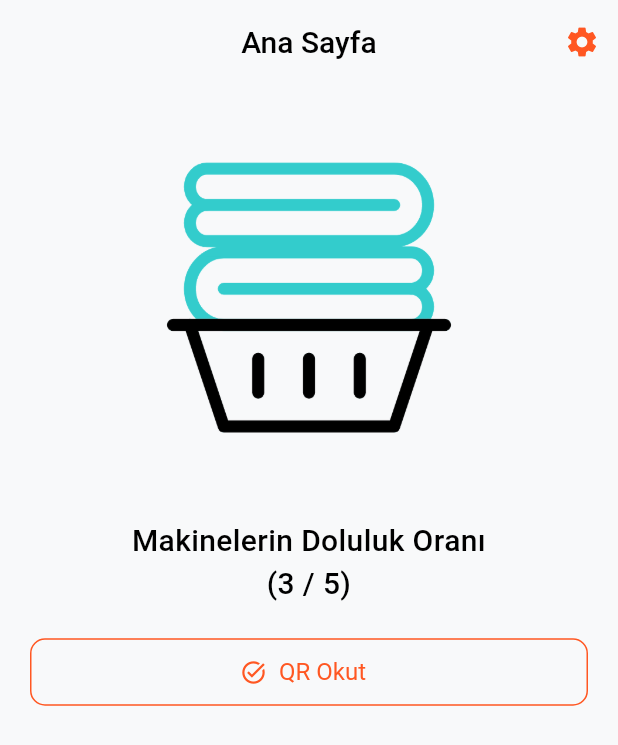
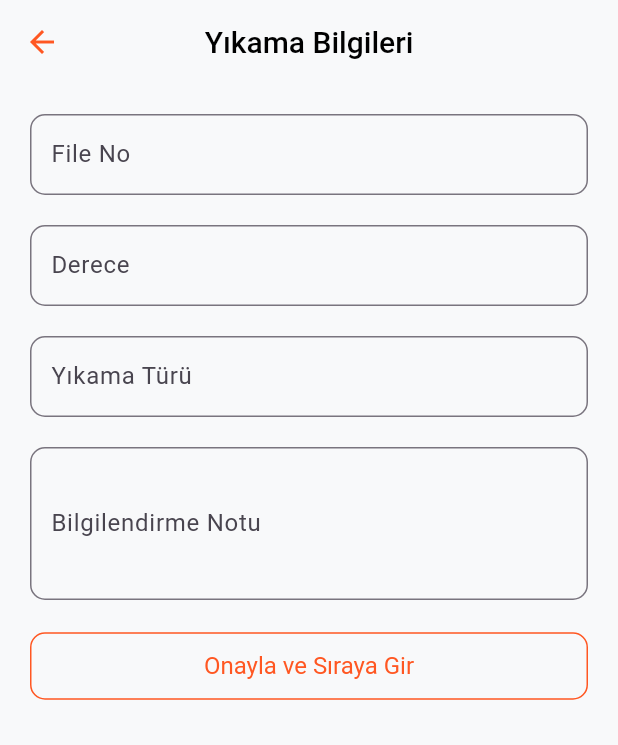
Before and after one commit to Emir1719/Laundry, a Flutter app: the HomeView screen opened directly, after a tap on "QR Okut", on a phone screen of 412 x 824 dp. Shown: the top 745 px of the screen. Run offline on Flutter 3.47's test engine with Material 3 defaults, Android fonts, the phone set to English and light mode, and no system bars; our stand-ins replace cloud_firestore, firebase_auth, firebase_core, get, get_it; missing offline and left inert: qr_code_scanner; accounts and stored records are empty.

Commit message:
qr ve not sayfası tasarımı bitti

```diff
--- a/lib/model/database.dart
+++ b/lib/model/database.dart
@@ -1,6 +1,8 @@
+import 'package:laundry/model/note.dart';
 import 'package:laundry/model/user.dart';
 
 abstract class Database {
   Future<bool> saveUser(AppUser user);
   Future<AppUser?> getUser(String id);
+  Future<bool> saveNote(Note note);
 }
--- /dev/null
+++ b/lib/model/note.dart
@@ -0,0 +1,38 @@
+class Note {
+  late String _fileNo, _degree, _comment, _mode;
+
+  Note();
+
+  /*Note.create({required String id, required String email, required String name}) {
+    this.id = id;
+    this.email = email;
+    this.name = name;
+  }*/
+
+  ///Map içindeki kullanıcıyı nesneye dönüştürür.
+  Note.fromMap(Map<String, dynamic> userMap) {
+    fileNo = userMap["fileNo"];
+    degree = userMap["degree"];
+    mode = userMap["mode"];
+    comment = userMap["comment"];
+  }
+
+  Map<String, dynamic> toMap() {
+    return {
+      "fileNo": fileNo,
+      "degree": degree,
+      "mode": mode,
+      "comment": comment,
+    };
+  }
+
+  String get fileNo => _fileNo;
+  String get degree => _degree;
+  String get comment => _comment;
+  String get mode => _mode;
+
+  set fileNo(String fileNo) => _fileNo = fileNo;
+  set degree(String degree) => _degree = degree;
+  set comment(String comment) => _comment = comment;
+  set mode(String mode) => _comment = mode;
+}
--- a/lib/model/user.dart
+++ b/lib/model/user.dart
@@ -2,9 +2,7 @@ class AppUser {
   late String _id, _name, _email;
   late bool _isAdmin;
 
-  AppUser() {
-    //isAdmin = false;
-  }
+  AppUser();
 
   AppUser.create({required String id, required String email, required String name, required bool isAdmin}) {
     this.id = id;
--- a/lib/service/database_repository.dart
+++ b/lib/service/database_repository.dart
@@ -1,5 +1,6 @@
 import 'package:laundry/locator.dart';
 import 'package:laundry/model/auth_base.dart';
+import 'package:laundry/model/note.dart';
 import 'package:laundry/model/user.dart';
 import 'package:laundry/service/firebase_auth_service.dart';
 import 'package:laundry/service/firestore.dart';
@@ -45,4 +46,9 @@ class DatabaseRepository implements AuthBase {
   bool isUserLogin() {
     return _authService.isUserLogin();
   }
+
+  Future<bool> saveNote(Note note) async {
+    return await _firestore.saveNote(note);
+    //kuyruğa da ekle
+  }
 }
--- /dev/null
+++ b/lib/view/form.dart
@@ -0,0 +1,37 @@
+import 'package:flutter/material.dart';
+import 'package:get/get.dart';
+import 'package:laundry/controller/form_controller.dart';
+import 'package:laundry/widget/text_form_fields/text_comment.dart';
+import 'package:laundry/widget/text_form_fields/text_degree.dart';
+import 'package:laundry/widget/text_form_fields/text_file_no.dart';
+import 'package:laundry/widget/text_form_fields/text_wash_mod.dart';
+
+class FormView extends StatelessWidget {
+  const FormView({super.key});
+
+  @override
+  Widget build(BuildContext context) {
+    const space = SizedBox(height: 20);
+    final controller = Get.put(FormController());
+
+    return Scaffold(
+      appBar: AppBar(title: const Text("Yıkama Bilgileri")),
+      body: Form(
+        child: ListView(
+          padding: const EdgeInsets.all(20),
+          children: [
+            TextFileNo(onChanged: controller.setFileNo),
+            space,
+            TextDegree(onChanged: controller.setDegree),
+            space,
+            TextWashMode(onChanged: controller.setMode),
+            space,
+            TextComment(onChanged: controller.setComment),
+            space,
+            ElevatedButton(onPressed: controller.onTab, child: const Text("Onayla ve Sıraya Gir"))
+          ],
+        ),
+      ),
+    );
+  }
+}
--- a/lib/widget/buttons/scan_qr.dart
+++ b/lib/widget/buttons/scan_qr.dart
@@ -1,4 +1,7 @@
 import 'package:flutter/material.dart';
+import 'package:get/get.dart';
+import 'package:laundry/view/form.dart';
+import 'package:laundry/view/qr_scanner.dart';
 
 class BtnScanQR extends StatelessWidget {
   const BtnScanQR({super.key});
@@ -6,7 +9,10 @@ class BtnScanQR extends StatelessWidget {
   @override
   Widget build(BuildContext context) {
     return ElevatedButton.icon(
-      onPressed: () {},
+      onPressed: () {
+        //Get.to(const QRCodeScannerView());
+        Get.to(const FormView());
+      },
       label: const Text("QR Okut"),
       icon: const Icon(Icons.task_alt_outlined),
     );
--- /dev/null
+++ b/lib/widget/text_form_fields/text_comment.dart
@@ -0,0 +1,22 @@
+import 'package:flutter/material.dart';
+import 'package:laundry/widget/text_form_fields/text_form_field.dart';
+
+class TextComment extends StatelessWidget {
+  const TextComment({super.key, this.onChanged, this.validator});
+  final Function(String)? onChanged;
+  final String? Function(String?)? validator;
+
+  @override
+  Widget build(BuildContext context) {
+    return AppTextField(
+      onChanged: (value) => onChanged!(value),
+      validator: (value) => validator!(value),
+      hintText: "Açıklama giriniz",
+      labelText: "Bilgilendirme Notu",
+      minLines: 3,
+      maxLines: 6,
+      textInputAction: TextInputAction.done,
+      keyboardType: TextInputType.text,
+    );
+  }
+}
--- /dev/null
+++ b/lib/widget/text_form_fields/text_degree.dart
@@ -0,0 +1,19 @@
+import 'package:flutter/material.dart';
+import 'package:laundry/widget/text_form_fields/text_form_field.dart';
+
+class TextDegree extends StatelessWidget {
+  const TextDegree({super.key, this.onChanged, this.validator});
+  final Function(String)? onChanged;
+  final String? Function(String?)? validator;
+
+  @override
+  Widget build(BuildContext context) {
+    return AppTextField(
+      onChanged: (value) => onChanged!(value),
+      validator: (value) => validator!(value),
+      hintText: "Sıcaklık derecesini giriniz",
+      labelText: "Derece",
+      keyboardType: TextInputType.number,
+    );
+  }
+}
--- /dev/null
+++ b/lib/widget/text_form_fields/text_file_no.dart
@@ -0,0 +1,19 @@
+import 'package:flutter/material.dart';
+import 'package:laundry/widget/text_form_fields/text_form_field.dart';
+
+class TextFileNo extends StatelessWidget {
+  const TextFileNo({super.key, this.onChanged, this.validator});
+  final Function(String)? onChanged;
+  final String? Function(String?)? validator;
+
+  @override
+  Widget build(BuildContext context) {
+    return AppTextField(
+      onChanged: (value) => onChanged!(value),
+      validator: (value) => validator!(value),
+      hintText: "File numarasını giriniz",
+      labelText: "File No",
+      keyboardType: TextInputType.number,
+    );
+  }
+}
--- a/lib/widget/text_form_fields/text_form_field.dart
+++ b/lib/widget/text_form_fields/text_form_field.dart
@@ -13,6 +13,8 @@ class AppTextField extends StatelessWidget {
     this.suffixIcon = null,
     this.hintText,
     this.labelText,
+    this.minLines = 1,
+    this.maxLines = 1,
   });
   final Function(String)? onChanged;
   final String? Function(String?)? validator;
@@ -21,6 +23,7 @@ class AppTextField extends StatelessWidget {
   final TextInputType? keyboardType;
   final Widget? prefixIcon, suffixIcon;
   final String? hintText, labelText;
+  final int? minLines, maxLines;
 
   @override
   Widget build(BuildContext context) {
@@ -30,6 +33,8 @@ class AppTextField extends StatelessWidget {
       obscureText: obscureText,
       keyboardType: keyboardType,
       textInputAction: textInputAction,
+      minLines: minLines,
+      maxLines: maxLines,
       decoration: InputDecoration(
         contentPadding: const EdgeInsets.only(top: 15, left: 10, right: 10, bottom: 15),
         border: const OutlineInputBorder(borderRadius: BorderRadius.all(Radius.circular(10))),
--- /dev/null
+++ b/lib/widget/text_form_fields/text_wash_mod.dart
@@ -0,0 +1,19 @@
+import 'package:flutter/material.dart';
+import 'package:laundry/widget/text_form_fields/text_form_field.dart';
+
+class TextWashMode extends StatelessWidget {
+  const TextWashMode({super.key, this.onChanged, this.validator});
+  final Function(String)? onChanged;
+  final String? Function(String?)? validator;
+
+  @override
+  Widget build(BuildContext context) {
+    return AppTextField(
+      onChanged: (value) => onChanged!(value),
+      validator: (value) => validator!(value),
+      hintText: "Yıkama türünü giriniz",
+      labelText: "Yıkama Türü",
+      keyboardType: TextInputType.text,
+    );
+  }
+}
--- a/pubspec.yaml
+++ b/pubspec.yaml
@@ -14,6 +14,7 @@ dependencies:
     sdk: flutter
   get: ^4.6.6
   get_it: ^7.6.4
+  qr_code_scanner: ^1.0.1
 
 dev_dependencies:
   flutter_test:
```
Also changed, not shown: lib/controller/form_controller.dart (added, +31 -0 lines), lib/service/firestore.dart (+15 -0 lines), lib/view/qr_scanner.dart (added, +61 -0 lines), pubspec.lock, 1 other file.
